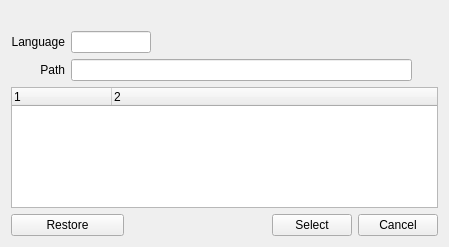
The window that src/desktop/GuiLanguage.ui (hwgao/beebeep) describes before a commit, drawn with Qt 5.
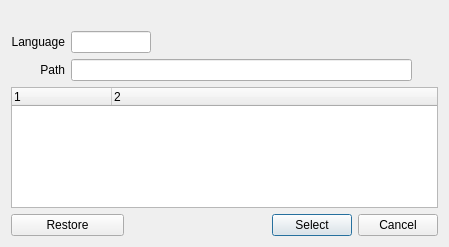
The same window after the commit. Icons and pictures are not drawn.

What changed in the file:
```diff
--- a/src/desktop/GuiLanguage.ui
+++ b/src/desktop/GuiLanguage.ui
@@ -188,6 +188,9 @@
      <property name="text">
       <string>Select</string>
      </property>
+     <property name="default">
+      <bool>true</bool>
+     </property>
     </widget>
    </item>
    <item row="4" column="5">
```
Left out of the diff: 10 changed lines with no effect on the pictures.
